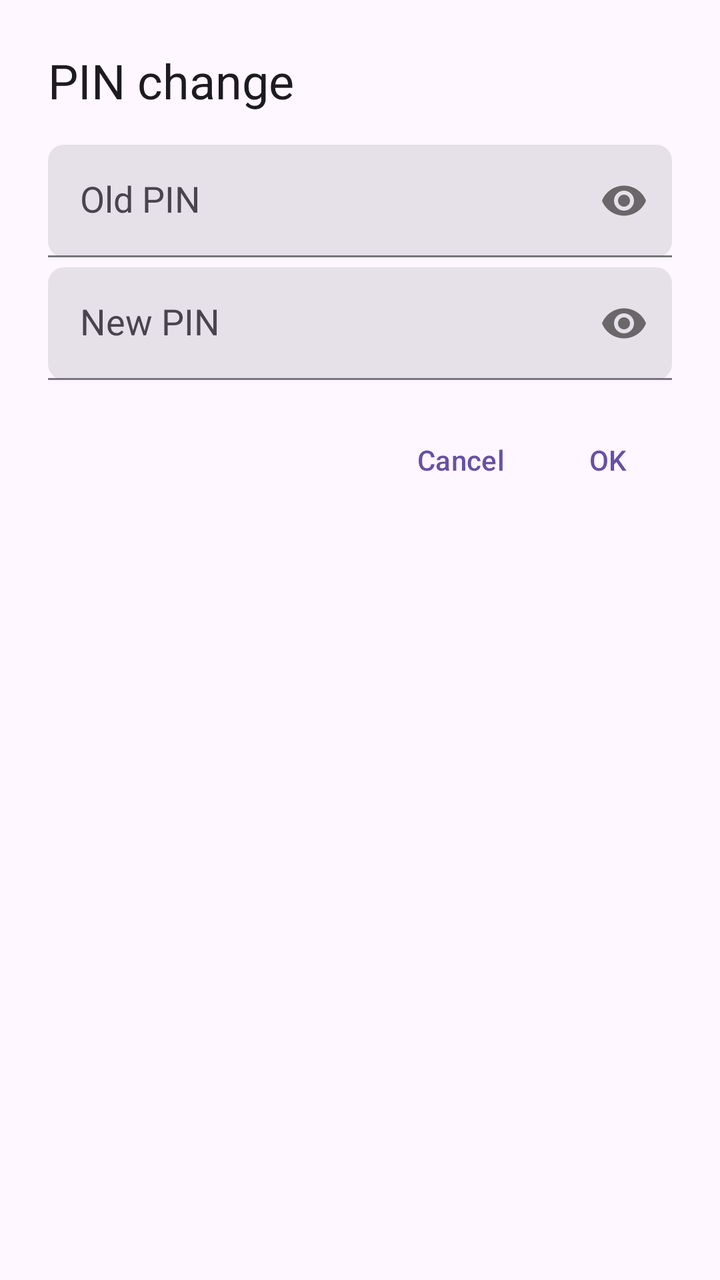
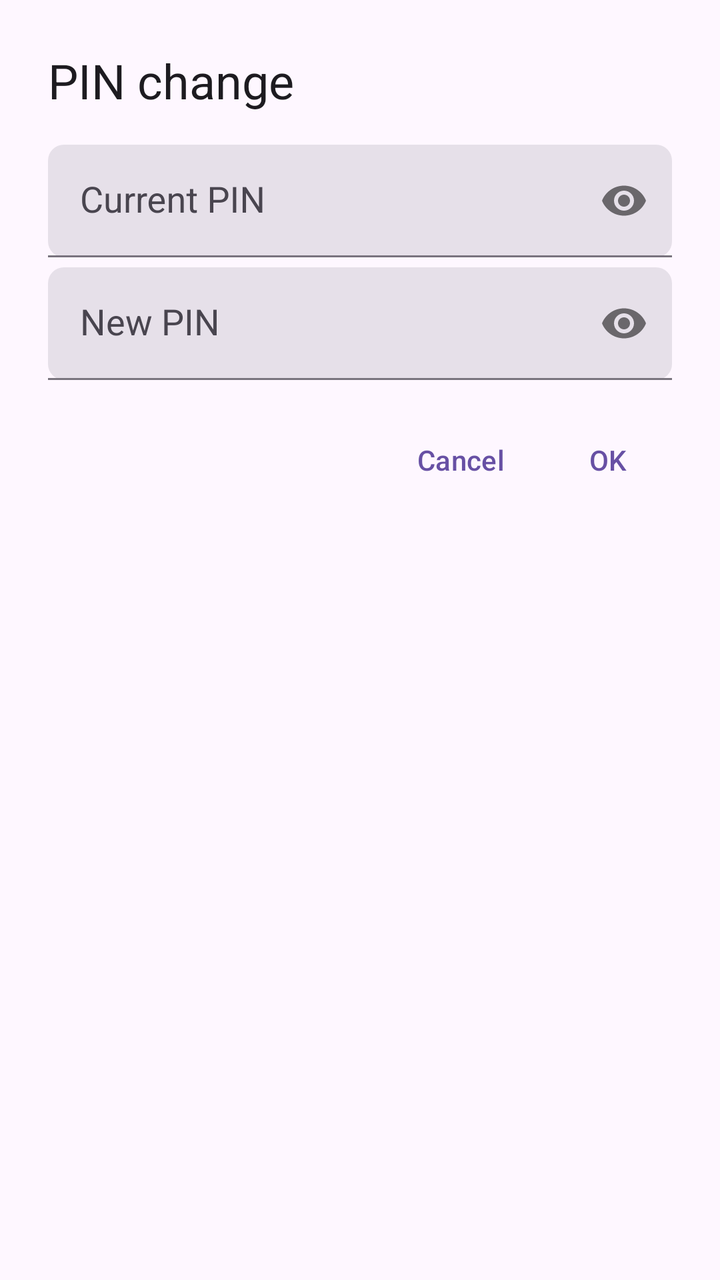

Two renders of the same Android screen: before a commit and after it. Below are the layout's source before the change and the commit's diff.
<!-- AndroidManifest.xml: application theme Theme.STK -->
<!-- res/layout/transfer_pin_change_dialog_layout.xml -->
<?xml version="1.0" encoding="utf-8"?>
<layout>

    <androidx.core.widget.NestedScrollView
        xmlns:android="http://schemas.android.com/apk/res/android"
        xmlns:app="http://schemas.android.com/apk/res-auto"
        android:layout_width="match_parent"
        android:layout_height="match_parent">

        <LinearLayout
            android:layout_width="match_parent"
            android:layout_height="match_parent"
            android:orientation="vertical"
            android:padding="?attr/dialogPreferredPadding">

            <TextView
                style="@style/MaterialAlertDialog.Material3.Title.Text"
                android:layout_width="match_parent"
                android:layout_height="wrap_content"
                android:layout_marginBottom="16dp"
                android:text="@string/transfer_key_change_dialog_title" />

            <com.google.android.material.textfield.TextInputLayout
                android:id="@+id/old_password_inputText"
                style="?textInputFilledDenseStyle"
                android:layout_width="match_parent"
                android:layout_height="wrap_content"
                android:layout_marginBottom="5dp"
                app:boxCornerRadiusBottomEnd="8dp"
                app:boxCornerRadiusBottomStart="8dp"
                app:boxCornerRadiusTopEnd="8dp"
                app:boxCornerRadiusTopStart="8dp"
                app:boxStrokeWidth="1dp"
                app:boxStrokeWidthFocused="2dp"
                app:passwordToggleEnabled="true">

                <com.google.android.material.textfield.TextInputEditText
                    android:layout_width="match_parent"
                    android:layout_height="wrap_content"
                    android:hint="@string/transfer_key_change_dialog_old_key_hint"
                    android:inputType="numberPassword"
                    android:maxLength="4"
                    android:maxLines="1"
                    android:textAppearance="?android:attr/textAppearanceMedium" />
            </com.google.android.material.textfield.TextInputLayout>

            <com.google.android.material.textfield.TextInputLayout
                android:id="@+id/new_password_inputText"
                style="?textInputFilledDenseStyle"
                android:layout_width="match_parent"
                android:layout_height="wrap_content"
                android:layout_marginBottom="16dp"
                app:boxCornerRadiusBottomEnd="8dp"
                app:boxCornerRadiusBottomStart="8dp"
                app:boxCornerRadiusTopEnd="8dp"
                app:boxCornerRadiusTopStart="8dp"
                app:boxStrokeWidth="1dp"
                app:boxStrokeWidthFocused="2dp"
                app:passwordToggleEnabled="true">

                <com.google.android.material.textfield.TextInputEditText
                    android:layout_width="match_parent"
                    android:layout_height="wrap_content"
                    android:hint="@string/transfer_key_change_dialog_new_key_hint"
                    android:inputType="numberPassword"
                    android:maxLength="4"
                    android:maxLines="1"
                    android:textAppearance="?android:attr/textAppearanceMedium" />
            </com.google.android.material.textfield.TextInputLayout>

            <LinearLayout
                android:layout_width="match_parent"
                android:layout_height="wrap_content"
                android:gravity="end">

                <com.google.android.material.button.MaterialButton
                    android:id="@+id/transfer_password_change_cancel_button"
                    style="@style/Widget.Material3.Button.TextButton.Dialog"
                    android:layout_width="wrap_content"
                    android:layout_height="wrap_content"
                    android:text="@android:string/cancel" />

                <com.google.android.material.button.MaterialButton
                    android:id="@+id/transfer_password_change_ok_button"
                    style="@style/Widget.Material3.Button.TextButton.Dialog"
                    android:layout_width="wrap_content"
                    android:layout_height="wrap_content"
                    android:text="@android:string/ok" />
            </LinearLayout>
        </LinearLayout>
    </androidx.core.widget.NestedScrollView>
</layout>
<!-- resources referenced by this layout -->
<resources>
  <string name="transfer_key_change_dialog_new_key_hint">New PIN</string>
  <string name="transfer_key_change_dialog_old_key_hint">Old PIN</string>
  <string name="transfer_key_change_dialog_title">PIN change</string>
  <style name="Theme.STK" parent="Theme.Material3.DayNight.NoActionBar">
          <item name="android:windowDisablePreview">true</item>
          <item name="android:statusBarColor">?android:colorBackground</item>
          <item name="android:windowLightStatusBar" tools:targetApi="23">true</item>
      </style>
</resources>

<!-- the commit's change to res/layout/transfer_pin_change_dialog_layout.xml (unified diff, before → after) -->
@@ -37,7 +37,7 @@
                 <com.google.android.material.textfield.TextInputEditText
                     android:layout_width="match_parent"
                     android:layout_height="wrap_content"
-                    android:hint="@string/transfer_key_change_dialog_old_key_hint"
+                    android:hint="@string/current_pin_hint"
                     android:inputType="numberPassword"
                     android:maxLength="4"
                     android:maxLines="1"
<!-- resource entries referenced after the edit -->
@@ -1,7 +1,7 @@
 <!-- resources referenced by this layout -->
 <resources>
+  <string name="current_pin_hint">Current PIN</string>
   <string name="transfer_key_change_dialog_new_key_hint">New PIN</string>
-  <string name="transfer_key_change_dialog_old_key_hint">Old PIN</string>
   <string name="transfer_key_change_dialog_title">PIN change</string>
   <style name="Theme.STK" parent="Theme.Material3.DayNight.NoActionBar">
           <item name="android:windowDisablePreview">true</item>
